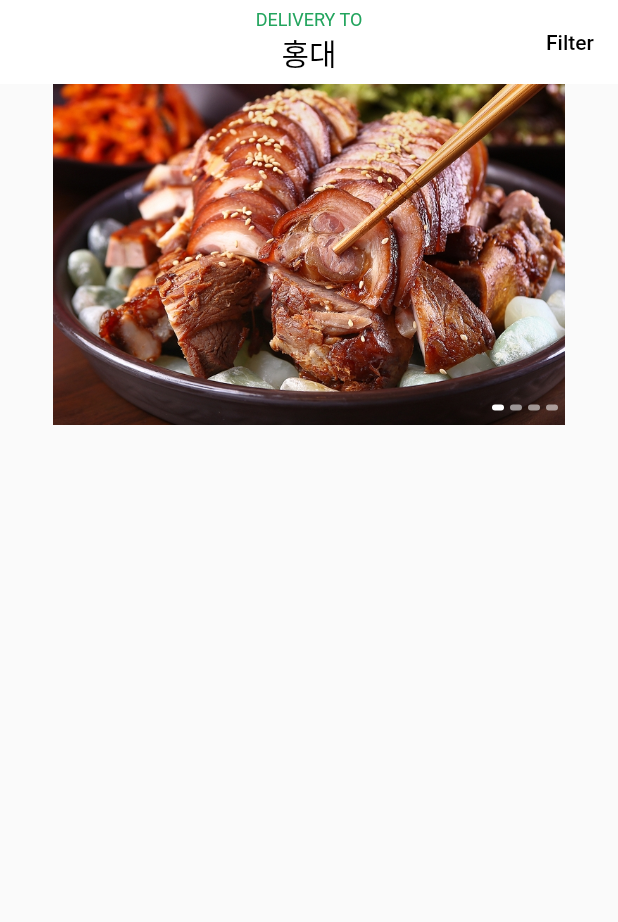
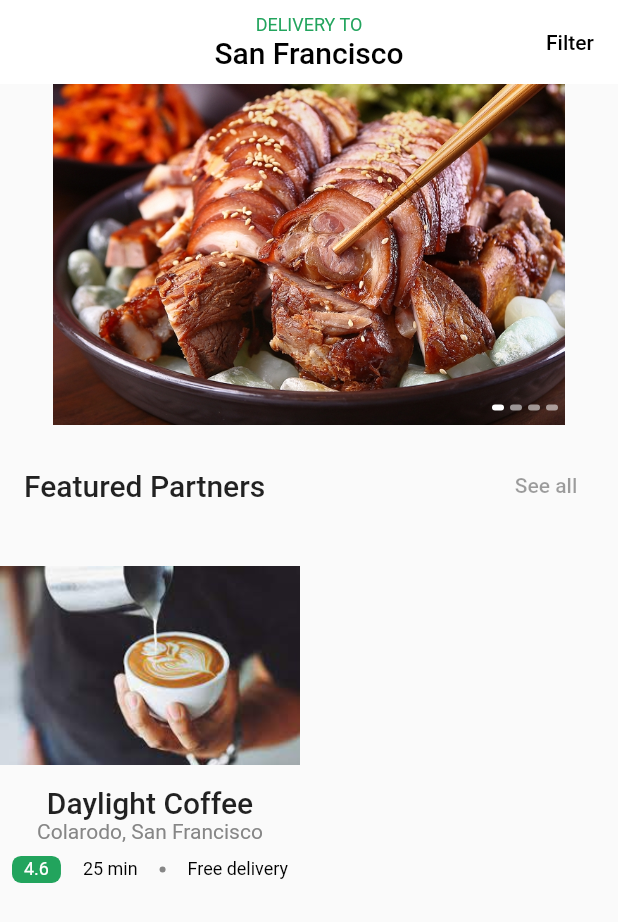
Before and after one commit to teddyjune/food_app, a Flutter app: the screen it shows after launch, on a phone screen of 412 x 824 dp. Shown: the top 922 px of the screen. Run offline on Flutter 3.47's test engine with Material 2 defaults, Android fonts, the phone set to English and light mode, and no system bars.

Commit message:
feat: 가게정보 섹션 구현

```diff
--- /dev/null
+++ b/lib/components/image_carousel.dart
@@ -0,0 +1,53 @@
+import 'package:flutter/material.dart';
+import 'package:food_app/demo_data.dart';
+import 'package:food_app/home_screen.dart';
+
+import '../constants.dart';
+
+class ImageCarousel extends StatefulWidget {
+  const ImageCarousel({Key? key}) : super(key: key);
+
+  @override
+  State<ImageCarousel> createState() => _ImageCarouselState();
+}
+
+class _ImageCarouselState extends State<ImageCarousel> {
+  int currentPage = 0;
+
+  @override
+  Widget build(BuildContext context) {
+    return AspectRatio(
+      aspectRatio: 1.81,
+      child: Stack(
+        alignment: Alignment.bottomRight,
+        children: [
+          PageView.builder(
+            itemCount: demoBigImages.length,
+            onPageChanged: (value) {
+              setState(() {
+                currentPage = value;
+              });
+            },
+            itemBuilder: (context, index) => ClipRRect(
+              borderRadius: const BorderRadius.all(Radius.circular(12)),
+              child: Image.asset(demoBigImages[index]),
+            ),
+          ),
+          Positioned(
+            bottom: 10,
+            right: 40,
+            child: Row(
+              children: List.generate(
+                demoBigImages.length,
+                (index) => Padding(
+                  padding: const EdgeInsets.only(left: defaultPadding / 4),
+                  child: IndicatorDot(isActive: index == currentPage),
+                ),
+              ),
+            ),
+          ),
+        ],
+      ),
+    );
+  }
+}
--- /dev/null
+++ b/lib/components/restaurant_info_medium_card.dart
@@ -0,0 +1,78 @@
+import 'package:flutter/material.dart';
+import 'package:food_app/constants.dart';
+import 'package:food_app/demo_data.dart';
+
+class RestaurantInfoMediumCard extends StatelessWidget {
+  final String title, image;
+  final int deliveryTime;
+  final double rating;
+  final Function press;
+  final String location;
+
+  const RestaurantInfoMediumCard({
+    Key? key,
+    required this.title,
+    required this.image,
+    required this.location,
+    required this.deliveryTime,
+    required this.rating,
+    required this.press,
+  }) : super(key: key);
+
+  @override
+  Widget build(BuildContext context) {
+    return InkWell(
+      onTap: () {},
+      child: Column(
+        children: [
+          AspectRatio(
+            aspectRatio: 1.25,
+            child: Image.asset('assets/medium_1.jpg'),
+          ),
+          Text(
+            demoMediumCardData[0]['name'],
+            maxLines: 1,
+            overflow: TextOverflow.ellipsis,
+            style: Theme.of(context).textTheme.headline6,
+          ),
+          Text(
+            location,
+            style: const TextStyle(color: kBodyTextColor),
+          ),
+          Padding(
+            padding: const EdgeInsets.all(8.0),
+            child: DefaultTextStyle(
+              style: const TextStyle(color: Colors.black, fontSize: 12),
+              child: Row(
+                children: [
+                  Container(
+                    padding: EdgeInsets.symmetric(
+                      horizontal: defaultPadding / 2,
+                      vertical: defaultPadding / 8,
+                    ),
+                    decoration: const BoxDecoration(
+                        color: kActiveColor,
+                        borderRadius: BorderRadius.all(Radius.circular(6))),
+                    child: Text(
+                      rating.toString(),
+                      style: TextStyle(color: Colors.white),
+                    ),
+                  ),
+                  const Spacer(),
+                  Text("$deliveryTime min"),
+                  const Spacer(),
+                  const CircleAvatar(
+                    radius: 2,
+                    backgroundColor: Color(0xFF868686),
+                  ),
+                  const Spacer(),
+                  const Text("Free delivery"),
+                ],
+              ),
+            ),
+          ),
+        ],
+      ),
+    );
+  }
+}
--- /dev/null
+++ b/lib/components/section_title.dart
@@ -0,0 +1,25 @@
+import 'package:flutter/material.dart';
+import 'package:food_app/constants.dart';
+
+class SectionTitle extends StatelessWidget {
+  final String title;
+  final Function press;
+
+  const SectionTitle({Key? key, required this.title, required this.press})
+      : super(key: key);
+
+  @override
+  Widget build(BuildContext context) {
+    return Row(
+      mainAxisAlignment: MainAxisAlignment.spaceBetween,
+      children: [
+        Text("Featured Partners", style: Theme.of(context).textTheme.headline6),
+        TextButton(
+          onPressed: press(),
+          style: TextButton.styleFrom(foregroundColor: kActiveColor),
+          child: const Text("See all"),
+        )
+      ],
+    );
+  }
+}
--- a/lib/demo_data.dart
+++ b/lib/demo_data.dart
@@ -8,7 +8,7 @@ List<String> demoBigImages = [
 List<Map<String, dynamic>> demoMediumCardData = [
   {
     "name": "Daylight Coffee",
-    "image": "assets/medium_1.png",
+    "image": "assets/medium_1.jpg",
     "location": "Colarodo, San Francisco",
     "rating": 4.6,
     "deliverTime": 25,
--- a/lib/home_screen.dart
+++ b/lib/home_screen.dart
@@ -1,4 +1,7 @@
 import 'package:flutter/material.dart';
+import 'package:food_app/components/image_carousel.dart';
+import 'package:food_app/components/restaurant_info_medium_card.dart';
+import 'package:food_app/components/section_title.dart';
 import 'package:food_app/constants.dart';
 import 'package:food_app/demo_data.dart';
 
@@ -24,7 +27,7 @@ class HomeScreen extends StatelessWidget {
                       .copyWith(color: kActiveColor),
                 ),
                 const Text(
-                  "홍대",
+                  "San Francisco",
                   style: TextStyle(color: Colors.black),
                 ),
               ],
@@ -40,51 +43,31 @@ class HomeScreen extends StatelessWidget {
             ],
           ),
           const SliverToBoxAdapter(child: ImageCarousel()),
-        ],
-      ),
-    );
-  }
-}
-
-class ImageCarousel extends StatefulWidget {
-  const ImageCarousel({Key? key}) : super(key: key);
-
-  @override
-  State<ImageCarousel> createState() => _ImageCarouselState();
-}
-
-class _ImageCarouselState extends State<ImageCarousel> {
-  int currentPage = 0;
-
-  @override
-  Widget build(BuildContext context) {
-    return AspectRatio(
-      aspectRatio: 1.81,
-      child: Stack(
-        alignment: Alignment.bottomRight,
-        children: [
-          PageView.builder(
-              itemCount: demoBigImages.length,
-              onPageChanged: (value) {
-                setState(() {
-                  currentPage = value;
-                });
-              },
-              itemBuilder: (context, index) =>
-                  Image.asset(demoBigImages[index])),
-          Positioned(
-            bottom: 10,
-            right: 40,
-            child: Row(
-              children: List.generate(
-                demoBigImages.length,
-                (index) => Padding(
-                  padding: const EdgeInsets.only(left: defaultPadding / 4),
-                  child: IndicatorDot(isActive: index == currentPage),
-                ),
+          SliverPadding(
+            padding: const EdgeInsets.all(defaultPadding),
+            sliver: SliverToBoxAdapter(
+              child: SectionTitle(
+                title: "Featured Partners",
+                press: () {},
               ),
             ),
           ),
+          SliverToBoxAdapter(
+            child: Row(
+              children: [
+                SizedBox(
+                    width: 200,
+                    child: RestaurantInfoMediumCard(
+                      title: demoMediumCardData[0]['name'],
+                      image: demoMediumCardData[0]['image'],
+                      location: demoMediumCardData[0]['location'],
+                      deliveryTime: demoMediumCardData[0]['deliverTime'],
+                      rating: demoMediumCardData[0]['rating'],
+                      press: () {},
+                    )),
+              ],
+            ),
+          )
         ],
       ),
     );
```
Also changed, not shown: assets/medium_1.jpg (added).
